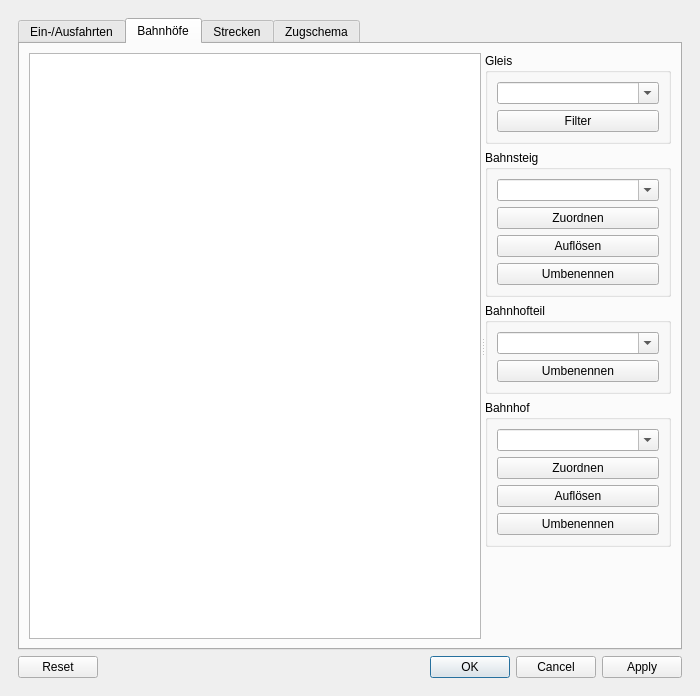
This is stskit/qt/einstellungen.ui in topological-state/stskit as Qt 5 draws it before an edit. The edited form follows.
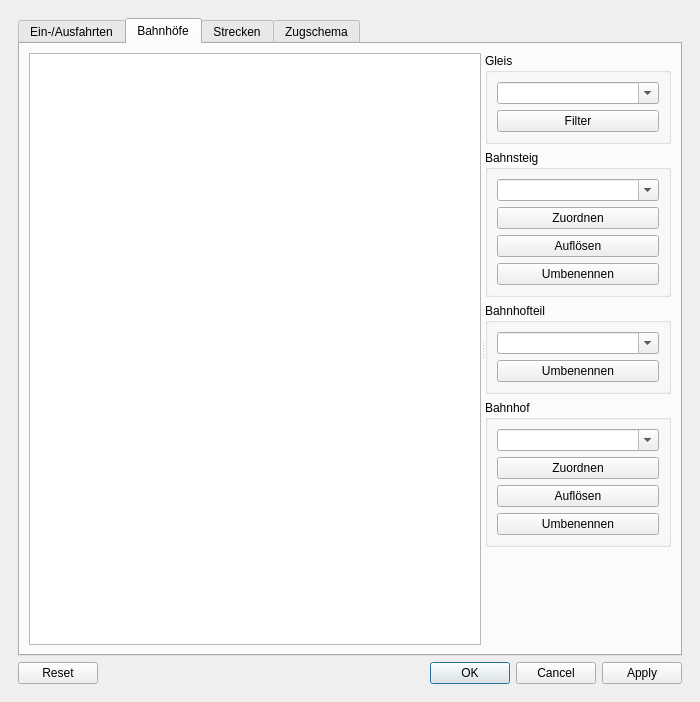
This is the edited form.

Patch:
```diff
--- a/stskit/qt/einstellungen.ui
+++ b/stskit/qt/einstellungen.ui
@@ -7,7 +7,7 @@
     <x>0</x>
     <y>0</y>
     <width>700</width>
-    <height>696</height>
+    <height>702</height>
    </rect>
   </property>
   <property name="windowTitle">
```
Left out of the diff: 2 changed lines with no effect on the pictures.
